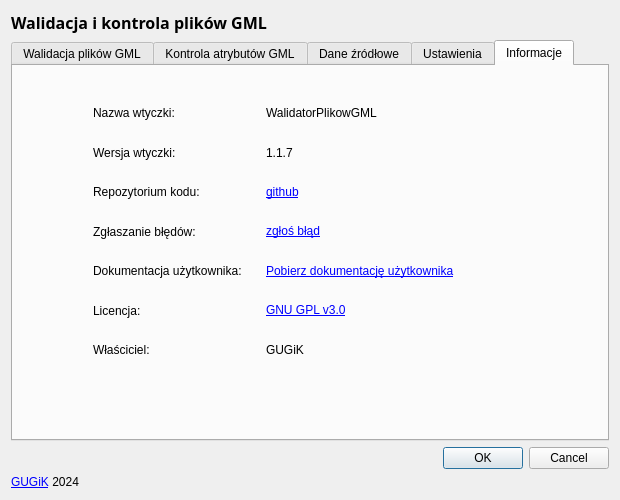
Old version of the form walidatorPlikowGML_dialog_base.ui in the repository GlownyUrzadGeodezjiIKartografii/WalidatorPlikowGML.
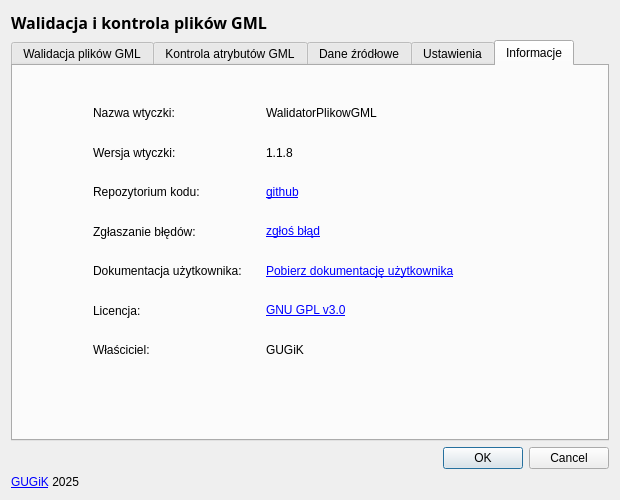
New version of the form. The open tabs and pages were chosen to show the change. Icons and pictures are not drawn. Custom widgets are drawn as their Qt base class.

Patch:
```diff
--- a/walidatorPlikowGML_dialog_base.ui
+++ b/walidatorPlikowGML_dialog_base.ui
@@ -909,7 +909,7 @@
           <item row="1" column="1">
            <widget class="QLabel" name="label_14">
             <property name="text">
-             <string>1.1.7</string>
+             <string>1.1.8</string>
             </property>
             <property name="scaledContents">
              <bool>true</bool>
@@ -1062,7 +1062,7 @@
        <item row="6" column="0">
         <widget class="QLabel" name="label_3">
          <property name="text">
-          <string>&lt;a href="https://www.gov.pl/web/gugik/"&gt;GUGiK&lt;/a&gt; 2024</string>
+          <string>&lt;html&gt;&lt;head/&gt;&lt;body&gt;&lt;p&gt;&lt;a href="https://www.gov.pl/web/gugik/"&gt;&lt;span style=" text-decoration: underline; color:#0000ff;"&gt;GUGiK&lt;/span&gt;&lt;/a&gt; 2025&lt;/p&gt;&lt;/body&gt;&lt;/html&gt;</string>
          </property>
          <property name="scaledContents">
           <bool>true</bool>
```
